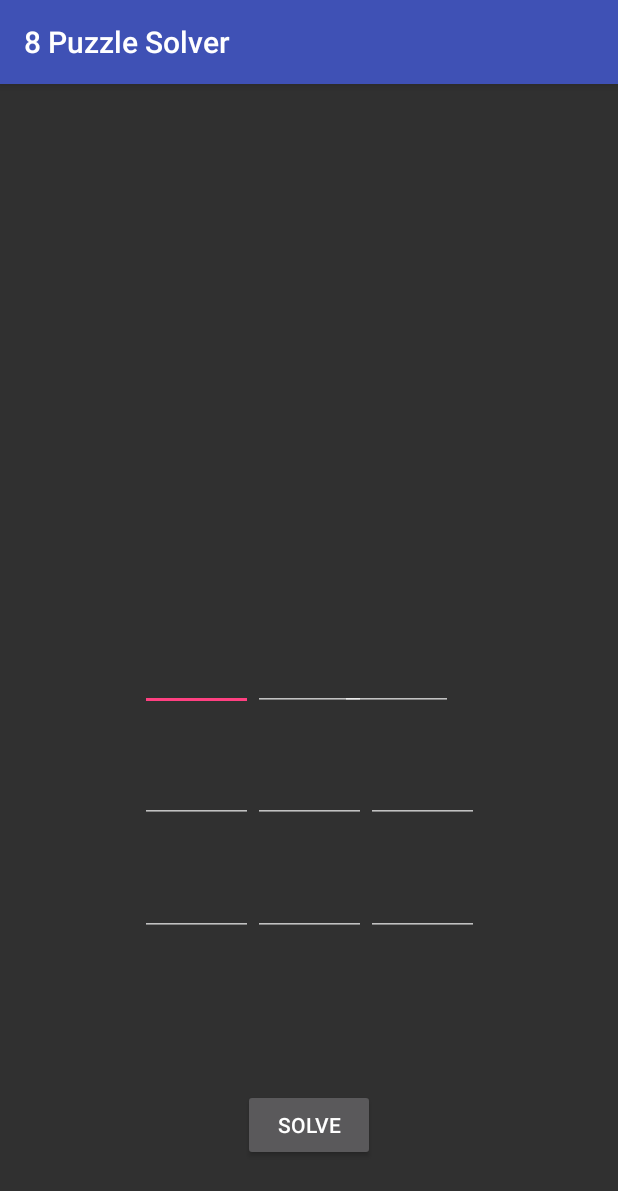
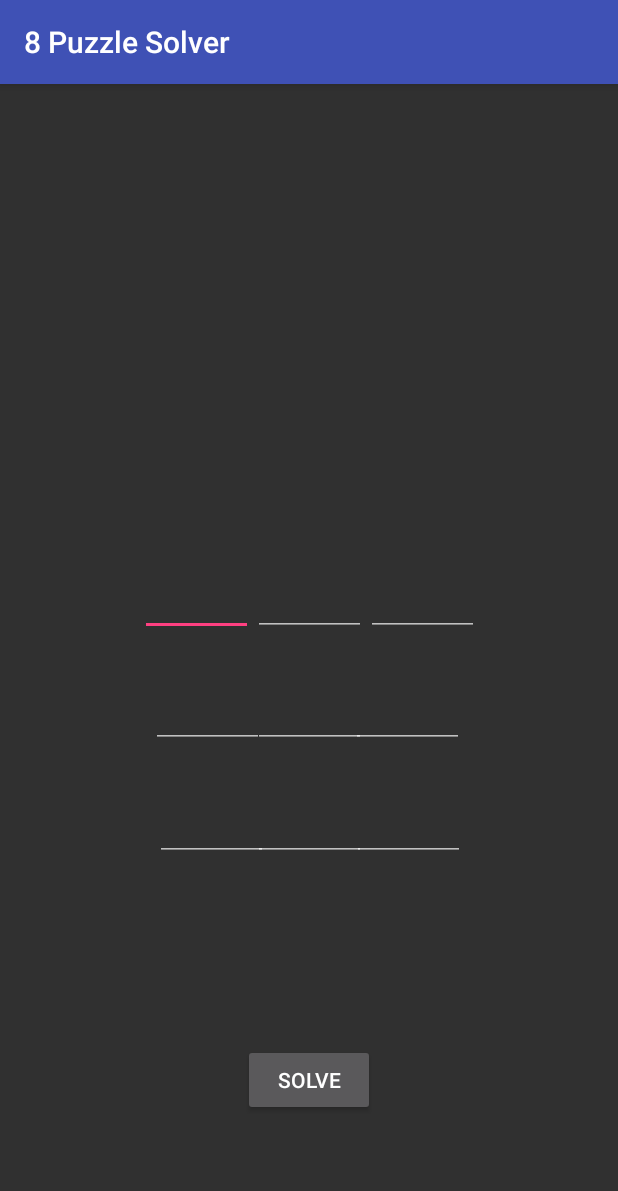
Before and after one commit to atan009/Android-Projects, an Android app: the screen it shows after launch (MainActivity), on a phone screen of 412 x 824 dp. Shown: the top 1191 px of the screen. Run offline under Robolectric (Android 15) with nearby library versions, the phone set to English and light mode, and no system bars.

Commit message:
More restoration
Fixed UI? button press is working for testing

```diff
--- a/8PuzzleSolver/app/src/main/res/layout/activity_main.xml
+++ b/8PuzzleSolver/app/src/main/res/layout/activity_main.xml
@@ -10,7 +10,7 @@
         android:id="@+id/box1"
         android:layout_width="75dp"
         android:layout_height="75dp"
-        android:layout_marginBottom="350dp"
+        android:layout_marginBottom="400dp"
         android:layout_marginRight="0dp"
         android:ems="10"
         android:inputType="number"
@@ -23,7 +23,7 @@
         android:id="@+id/box2"
         android:layout_width="75dp"
         android:layout_height="75dp"
-        android:layout_marginBottom="350dp"
+        android:layout_marginBottom="400dp"
         android:layout_marginLeft="8dp"
         android:layout_marginRight="8dp"
         android:ems="10"
@@ -39,8 +39,8 @@
         android:id="@+id/box3"
         android:layout_width="75dp"
         android:layout_height="75dp"
-        android:layout_marginBottom="350dp"
-        android:layout_marginLeft="-17dp"
+        android:layout_marginBottom="400dp"
+        android:layout_marginLeft="0dp"
         android:ems="10"
         android:inputType="number"
         app:layout_constraintBottom_toBottomOf="parent"
@@ -52,8 +52,8 @@
         android:id="@+id/box4"
         android:layout_width="75dp"
         android:layout_height="75dp"
-        android:layout_marginBottom="275dp"
-        android:layout_marginRight="0dp"
+        android:layout_marginBottom="325dp"
+        android:layout_marginRight="-7dp"
         android:ems="10"
         android:inputType="number"
         app:layout_constraintBottom_toBottomOf="parent"
@@ -65,7 +65,7 @@
         android:id="@+id/box5"
         android:layout_width="75dp"
         android:layout_height="75dp"
-        android:layout_marginBottom="275dp"
+        android:layout_marginBottom="325dp"
         android:layout_marginLeft="8dp"
         android:layout_marginRight="8dp"
         android:ems="10"
@@ -81,8 +81,8 @@
         android:id="@+id/box6"
         android:layout_width="75dp"
         android:layout_height="75dp"
-        android:layout_marginBottom="275dp"
-        android:layout_marginLeft="0dp"
+        android:layout_marginBottom="325dp"
+        android:layout_marginLeft="-10dp"
         android:ems="10"
         android:inputType="number"
         app:layout_constraintBottom_toBottomOf="parent"
@@ -94,8 +94,8 @@
         android:id="@+id/box7"
         android:layout_width="75dp"
         android:layout_height="75dp"
-        android:layout_marginBottom="200dp"
-        android:layout_marginRight="0dp"
+        android:layout_marginBottom="250dp"
+        android:layout_marginRight="-10dp"
         android:ems="10"
         android:inputType="number"
         app:layout_constraintBottom_toBottomOf="parent"
@@ -107,24 +107,24 @@
         android:id="@+id/box8"
         android:layout_width="75dp"
         android:layout_height="75dp"
-        android:layout_marginBottom="200dp"
         android:layout_marginLeft="8dp"
         android:layout_marginRight="8dp"
         android:ems="10"
         android:inputType="number"
-        app:layout_constraintBottom_toBottomOf="parent"
         app:layout_constraintHorizontal_bias="0.501"
         app:layout_constraintLeft_toLeftOf="parent"
         app:layout_constraintRight_toRightOf="parent"
         android:maxLength="1"
-        android:gravity="center"/>
+        android:gravity="center"
+        android:layout_marginBottom="122dp"
+        app:layout_constraintBottom_toTopOf="@+id/solve_button" />
 
     <EditText
         android:id="@+id/box9"
         android:layout_width="75dp"
         android:layout_height="75dp"
-        android:layout_marginBottom="200dp"
-        android:layout_marginLeft="0dp"
+        android:layout_marginBottom="250dp"
+        android:layout_marginLeft="-9dp"
         android:ems="10"
         android:inputType="number"
         app:layout_constraintBottom_toBottomOf="parent"
@@ -136,12 +136,15 @@
         android:id="@+id/solve_button"
         android:layout_width="wrap_content"
         android:layout_height="wrap_content"
-        android:layout_marginBottom="50dp"
+        android:layout_marginBottom="80dp"
         android:layout_marginLeft="8dp"
         android:layout_marginRight="8dp"
         android:text="Solve"
         app:layout_constraintBottom_toBottomOf="parent"
         app:layout_constraintLeft_toLeftOf="parent"
-        app:layout_constraintRight_toRightOf="parent" />
+        app:layout_constraintRight_toRightOf="parent"
+        app:layout_constraintTop_toTopOf="parent"
+        android:layout_marginTop="8dp"
+        app:layout_constraintVertical_bias="1.0" />
 
 </android.support.constraint.ConstraintLayout>
```
Also changed, not shown: 8PuzzleSolver/app/src/main/java/com/example/tan/a8puzzlesolver/MainActivity.java (+53 -2 lines).
